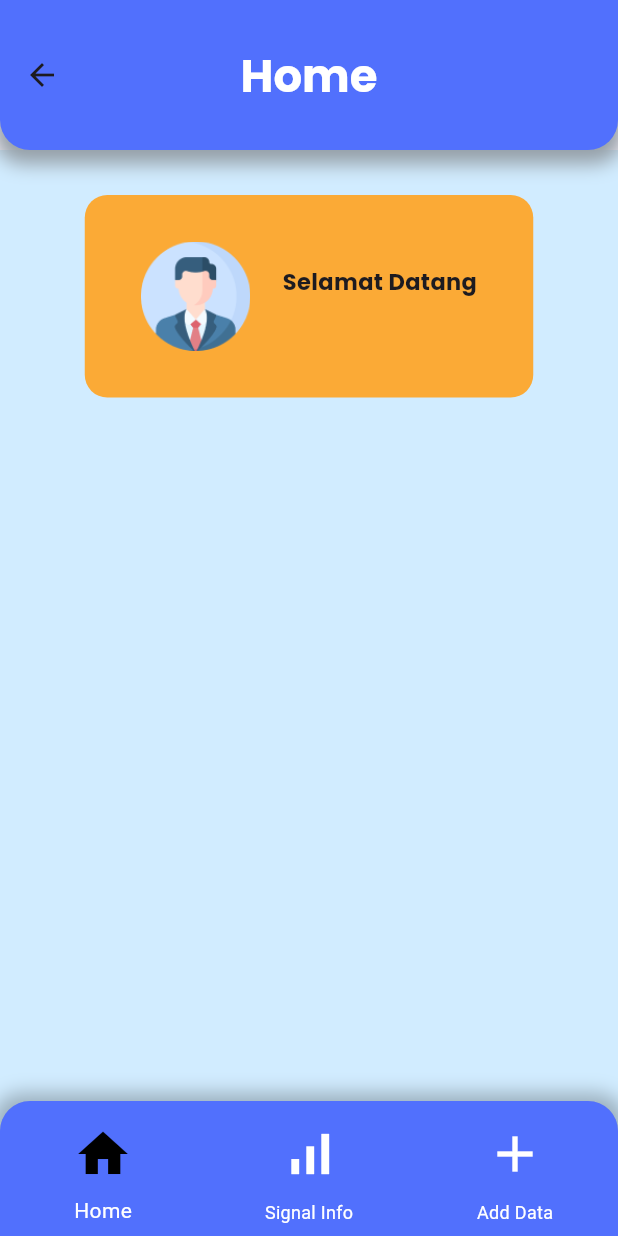
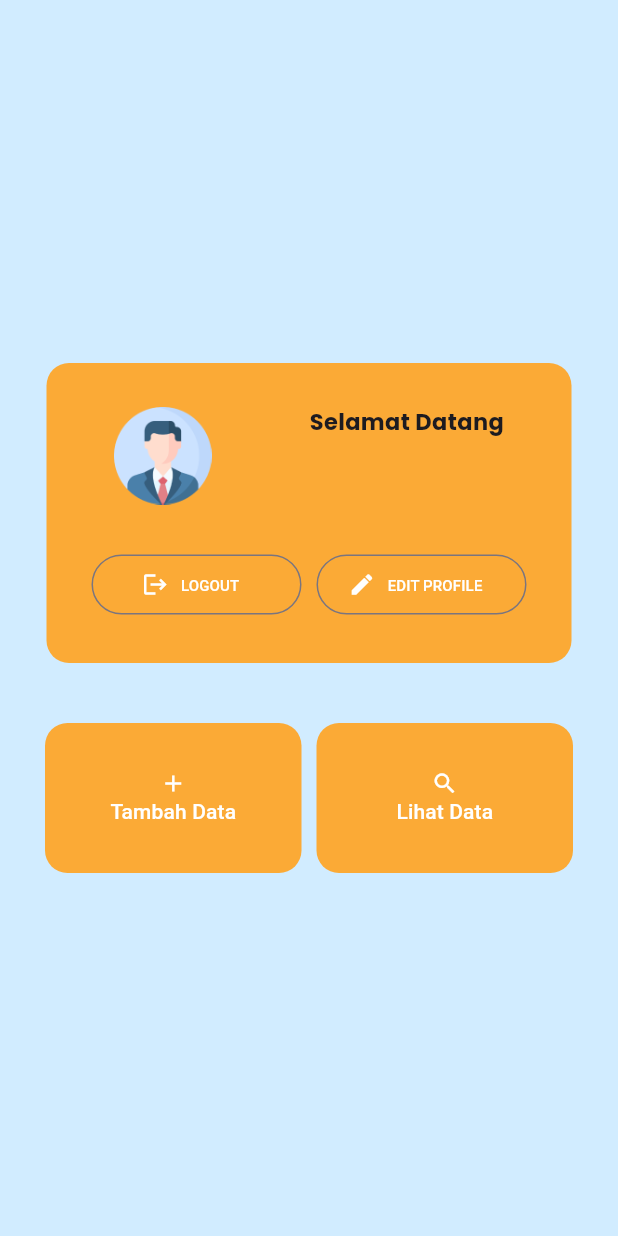
Before and after one commit to ToebagusFarhan/YASI-APP, a Flutter app: the HomePage screen opened by its route, on a phone screen of 412 x 824 dp. Run offline on Flutter 3.47's test engine with Material 2 defaults, Android fonts, the light colour scheme and no system bars.

Commit message:
rework homepage

```diff
--- a/lib/components/InputField.dart
+++ b/lib/components/InputField.dart
@@ -10,7 +10,7 @@ class InputField extends StatelessWidget {
   const InputField({
     Key? key,
     this.cardMargin = const EdgeInsets.fromLTRB(30, 20, 30, 5),
-    this.cardColor = const Color.fromRGBO(174, 225, 252, 1),
+    this.cardColor = Colors.white,
     required this.controller,
     required this.labelText,
     required this.hintText,
@@ -24,15 +24,12 @@ class InputField extends StatelessWidget {
       child: Padding(
         padding: const EdgeInsets.fromLTRB(10, 0, 0, 0),
         child: TextFormField(
-          onChanged: (value) {
-
-          },
+          onChanged: (value) {},
           controller: controller,
           decoration: InputDecoration(
             labelText: labelText,
             hintText: hintText,
             border: InputBorder.none,
-
           ),
         ),
       ),
--- a/lib/controllers/userProvider.dart
+++ b/lib/controllers/userProvider.dart
@@ -1,6 +1,7 @@
 import 'package:flutter/foundation.dart';
+import 'package:yasi_app/models/user.dart';
 
-class UserProvider extends ChangeNotifier {
+class UserProvider with ChangeNotifier {
   String _username = '';
 
   String get username => _username;
@@ -9,4 +10,22 @@ class UserProvider extends ChangeNotifier {
     _username = username;
     notifyListeners();
   }
+
+  // Add user data here
+  User _user = User(
+      id: 0,
+      username: '',
+      password: '',
+      email: '',
+      fullname: '',
+      phonenumber: '',
+      updated_at: '',
+      created_at: '');
+
+  User get user => _user;
+
+  void setUser(User user) {
+    _user = user;
+    notifyListeners();
+  }
 }
--- a/lib/views/HomePage.dart
+++ b/lib/views/HomePage.dart
@@ -1,10 +1,11 @@
 import 'package:flutter/material.dart';
+import 'package:provider/provider.dart';
 import 'package:yasi_app/components/BottomNavbar.dart';
-import 'package:provider/provider.dart';
 import 'package:yasi_app/controllers/userProvider.dart';
+import 'package:yasi_app/models/user.dart';
 
 class HomePage extends StatefulWidget {
-  const HomePage({super.key});
+  const HomePage({Key? key}) : super(key: key);
 
   @override
   State<HomePage> createState() => _Homeviewstate();
@@ -13,98 +14,187 @@ class HomePage extends StatefulWidget {
 class _Homeviewstate extends State<HomePage> {
   int _selectedIndex = 0;
 
-  //a
   @override
   Widget build(BuildContext context) {
-    //ambil username dari provider
-    String username = Provider.of<UserProvider>(context).username;
+    // Retrieve user information from the provider
+    User user = Provider.of<UserProvider>(context).user;
+
     return SafeArea(
       child: Scaffold(
         backgroundColor: const Color(0xFFD1ECFF),
-          //appbar
-          appBar: AppBar(
-            toolbarHeight: 100,
-            title: const Text(
-              'Home',
-              style: TextStyle(
-                color: Colors.white,
-                fontFamily: 'Poppins',
-                fontSize: 30,
-                fontWeight: FontWeight.w700,
-              ),
-            ),
-            centerTitle: true,
-            flexibleSpace: Container(
-              decoration: const BoxDecoration(
-                borderRadius: BorderRadius.only(
-                  bottomLeft: Radius.circular(20),
-                  bottomRight: Radius.circular(20),
-                ),
-                boxShadow: [
-                  BoxShadow(
-                    color: Color.fromARGB(255, 149, 159, 167),
-                    spreadRadius: 4,
-                    blurRadius: 10,
-                    offset: Offset(0, 5),
-                  ),
-                ],
-                gradient: LinearGradient(
-                  colors: [Color(0xFF5170FD), Color(0xFF5170FD)],
-                  begin: Alignment.bottomCenter,
-                  end: Alignment.topCenter,
-                ),
-              ),
-            ),
-          ),
         body: Center(
           child: Column(
+            mainAxisAlignment: MainAxisAlignment.center,
             children: [
-                const SizedBox(height: 30),
+              // User Profile Section
               Container(
-                  padding: const EdgeInsets.all(16.0),
-                  width: 299,
-                  height: 135,
+                padding: const EdgeInsets.fromLTRB(30, 0, 30, 0),
+                width: 350,
+                height: 200, // Increased height to accommodate buttons
                 decoration: ShapeDecoration(
                   color: const Color(0xFFFBAA36),
                   shape: RoundedRectangleBorder(
                     borderRadius: BorderRadius.circular(15),
                   ),
                 ),
-                  child: Center(
-                    child: Row(
+                child: Column(
                   mainAxisAlignment: MainAxisAlignment.spaceEvenly,
                   children: [
-                        //image profile
-                        Image.asset('assets/images/profile.png',
-                            width: 73, height: 73),
-                        //text nameuser, provider
+                    Row(
+                      mainAxisAlignment: MainAxisAlignment.spaceAround,
+                      children: [
+                        // User profile image
+                        Image.asset(
+                          'assets/images/profile.png',
+                          width: 65,
+                          height: 65,
+                        ),
+                        const SizedBox(width: 5), // Spacer(
+                        // User details
                         Column(
                           mainAxisAlignment: MainAxisAlignment.center,
                           children: [
-                            const Text("Selamat Datang",
+                            const Text(
+                              "Selamat Datang",
                               style: TextStyle(
                                   fontFamily: 'Poppins',
                                   fontSize: 15,
-                                    fontWeight: FontWeight.w500)),
-                            Text(username.toUpperCase(),
-                                style: const TextStyle(fontFamily: 'Poppins')),
+                                  fontWeight: FontWeight.w500),
+                            ),
+                            const SizedBox(height: 5),
+                            if (user.fullname.length <= 15) ...[
+                              Text(
+                                user.fullname.toUpperCase(),
+                                style: const TextStyle(fontFamily: 'Poppins'),
+                              ),
+                            ] else
+                              Text(
+                                user.username.toUpperCase(),
+                                style: const TextStyle(fontFamily: 'Poppins'),
+                              ),
+                            Text(user.email)
+                          ],
+                        ),
+                      ],
+                    ),
+                    Row(
+                      mainAxisAlignment: MainAxisAlignment.spaceEvenly,
+                      children: [
+                        // Logout button
+                        Expanded(
+                          child: OutlinedButton.icon(
+                            onPressed: () {
+                              Navigator.pushReplacementNamed(context, '/');
+                            },
+                            icon: const Icon(Icons.logout, color: Colors.white),
+                            label: const Text(
+                              'LOGOUT',
+                              style:
+                                  TextStyle(color: Colors.white, fontSize: 10),
+                            ),
+                          ),
+                        ),
+                        const SizedBox(width: 10), // Spacer(
+                        // Edit Profile button
+                        Expanded(
+                          child: OutlinedButton.icon(
+                            onPressed: () {},
+                            icon: const Icon(Icons.edit, color: Colors.white),
+                            label: const Text(
+                              'EDIT PROFILE',
+                              style:
+                                  TextStyle(color: Colors.white, fontSize: 10),
+                            ),
+                          ),
+                        )
                       ],
                     ),
                   ],
                 ),
               ),
+              const SizedBox(height: 20),
+              // User Action Section
+              Padding(
+                padding: const EdgeInsets.fromLTRB(30, 20, 30, 0),
+                child: Row(
+                  mainAxisAlignment: MainAxisAlignment.spaceEvenly,
+                  children: [
+                    Expanded(
+                      child: Container(
+                          padding: const EdgeInsets.fromLTRB(30, 0, 30, 0),
+                          width: 100,
+                          height: 100,
+                          decoration: ShapeDecoration(
+                            color: const Color(0xFFFBAA36),
+                            shape: RoundedRectangleBorder(
+                              borderRadius: BorderRadius.circular(15),
+                            ),
+                          ),
+                          child: TextButton(
+                              onPressed: () {
+                                Navigator.pushNamed(context, '/addDatas');
+                              },
+                              child: const Column(
+                                mainAxisAlignment: MainAxisAlignment.center,
+                                children: [
+                                  Icon(
+                                    Icons.add,
+                                    color: Colors.white,
+                                  ),
+                                  Text(
+                                    'Tambah Data',
+                                    style: TextStyle(color: Colors.white),
+                                  ),
+                                ],
+                              ))),
+                    ),
+                    const SizedBox(width: 10), // Spacer(
+                    Expanded(
+                      child: Container(
+                        padding: const EdgeInsets.fromLTRB(30, 0, 30, 0),
+                        width: 100,
+                        height: 100,
+                        decoration: ShapeDecoration(
+                          color: const Color(0xFFFBAA36),
+                          shape: RoundedRectangleBorder(
+                            borderRadius: BorderRadius.circular(15),
+                          ),
+                        ),
+                        child: TextButton(
+                            onPressed: () {
+                              Navigator.pushNamed(context, '/signalinfo');
+                            },
+                            child: const Column(
+                              mainAxisAlignment: MainAxisAlignment.center,
+                              children: [
+                                Icon(
+                                  Icons.search,
+                                  color: Colors.white,
+                                ),
+                                Text(
+                                  'Lihat Data',
+                                  style: TextStyle(color: Colors.white),
+                                ),
+                              ],
+                            )),
+                      ),
                     ),
                   ],
                 ),
               ),
-          //bottom navigation bar
-          bottomNavigationBar: CustomBottomNavigationBar(
-              selectedIndex: _selectedIndex,
-              onItemTapped: (index) {
-                setState(() {
-                  _selectedIndex = index;
-                });
-              })),
+            ],
+          ),
+        ),
+        // Bottom navigation bar
+        // bottomNavigationBar: CustomBottomNavigationBar(
+        //   selectedIndex: _selectedIndex,
+        //   onItemTapped: (index) {
+        //     setState(() {
+        //       _selectedIndex = index;
+        //     });
+        //   },
+        // ),
+      ),
     );
   }
 }
--- a/lib/views/LoginPage.dart
+++ b/lib/views/LoginPage.dart
@@ -4,7 +4,9 @@ import 'package:flutter/material.dart';
 import 'package:provider/provider.dart';
 import 'package:yasi_app/controllers/loginController.dart';
 import 'package:yasi_app/components/TextField.dart';
+import 'package:yasi_app/controllers/userController.dart';
 import 'package:yasi_app/controllers/userProvider.dart';
+import 'package:yasi_app/models/user.dart';
 
 class loginpage extends StatefulWidget {
   const loginpage({super.key});
@@ -119,6 +121,10 @@ class _loginviewstate extends State<loginpage> {
                                   currentContext, user.text, password.text);
 
                               //Menyimpan username di provider setelah sukses login
+                              User userData = await getUserByName(user.text);
+                              Provider.of<UserProvider>(currentContext,
+                                      listen: false)
+                                  .setUser(userData);
                               Provider.of<UserProvider>(currentContext,
                                       listen: false)
                                   .setUserName(user.text);
--- a/lib/views/signalinfoPage.dart
+++ b/lib/views/signalinfoPage.dart
@@ -113,7 +113,7 @@ class _SignalInfoState extends State<SignalInfo> {
           children: [
             Card(
               margin: const EdgeInsets.fromLTRB(30, 20, 30, 5),
-              color: const Color.fromRGBO(174, 225, 252, 1),
+              color: Colors.white,
               child: Padding(
                 padding: const EdgeInsets.fromLTRB(10, 0, 0, 0),
                 child: TextFormField(
@@ -132,9 +132,20 @@ class _SignalInfoState extends State<SignalInfo> {
               child: ListView.builder(
                 itemCount: filteredSignals.length,
                 itemBuilder: (context, index) {
-                  return Card(
-                    margin: const EdgeInsets.fromLTRB(30, 5, 30, 5),
-                    color: const Color.fromRGBO(174, 225, 252, 1),
+                  return Padding(
+                    padding: const EdgeInsets.fromLTRB(30, 0, 30, 13),
+                    child: Container(
+                      decoration: BoxDecoration(
+                          borderRadius: BorderRadius.circular(10),
+                          color: Colors.white,
+                          boxShadow: const [
+                            BoxShadow(
+                              color: Color.fromARGB(255, 149, 159, 167),
+                              spreadRadius: 1,
+                              blurRadius: 5,
+                              offset: Offset(0, 3),
+                            ),
+                          ]),
                       child: ListTile(
                         isThreeLine: true,
                         onTap: () {
@@ -153,6 +164,7 @@ class _SignalInfoState extends State<SignalInfo> {
                             filteredSignals[index].provider_name.toUpperCase()),
                         subtitle: Text(
                           'Kota ${filteredSignals[index].city_name} - Kualitas Sinyal ${filteredSignals[index].signal_stability}',
+                        ),
                       ),
                     ),
                   );
```
Lines whose indentation alone changed are shown as unchanged.
